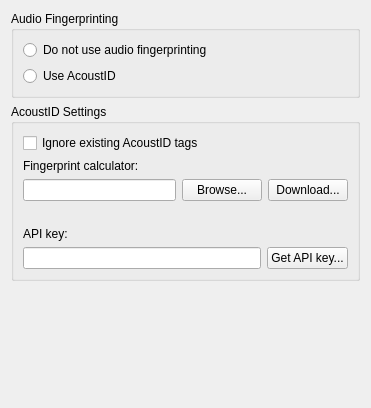
First picture: the form in ui/options_fingerprinting.ui, repository metabrainz/picard, before the edit.
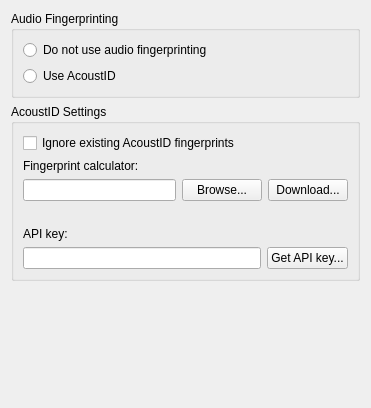
Second picture: the form after the edit.

Commit message: Rename ignore_existing_acoustid to something more appropriate

Diff of the .ui file:
```diff
--- a/ui/options_fingerprinting.ui
+++ b/ui/options_fingerprinting.ui
@@ -46,7 +46,7 @@
       <item>
        <widget class="QCheckBox" name="ignore_existing_acoustid">
         <property name="text">
-         <string>Ignore existing AcoustID tags</string>
+         <string>Ignore existing AcoustID fingerprints</string>
         </property>
        </widget>
       </item>
```
Left out of the diff: 2 changed lines with no effect on the pictures. The commit also changes 3 other files.
